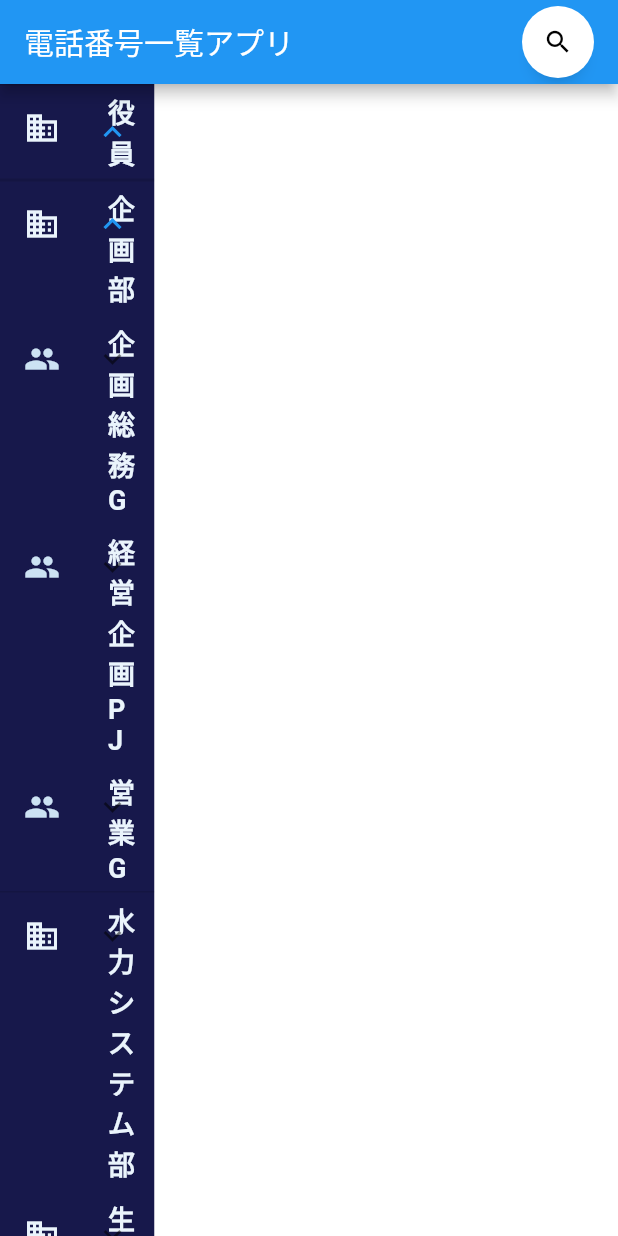
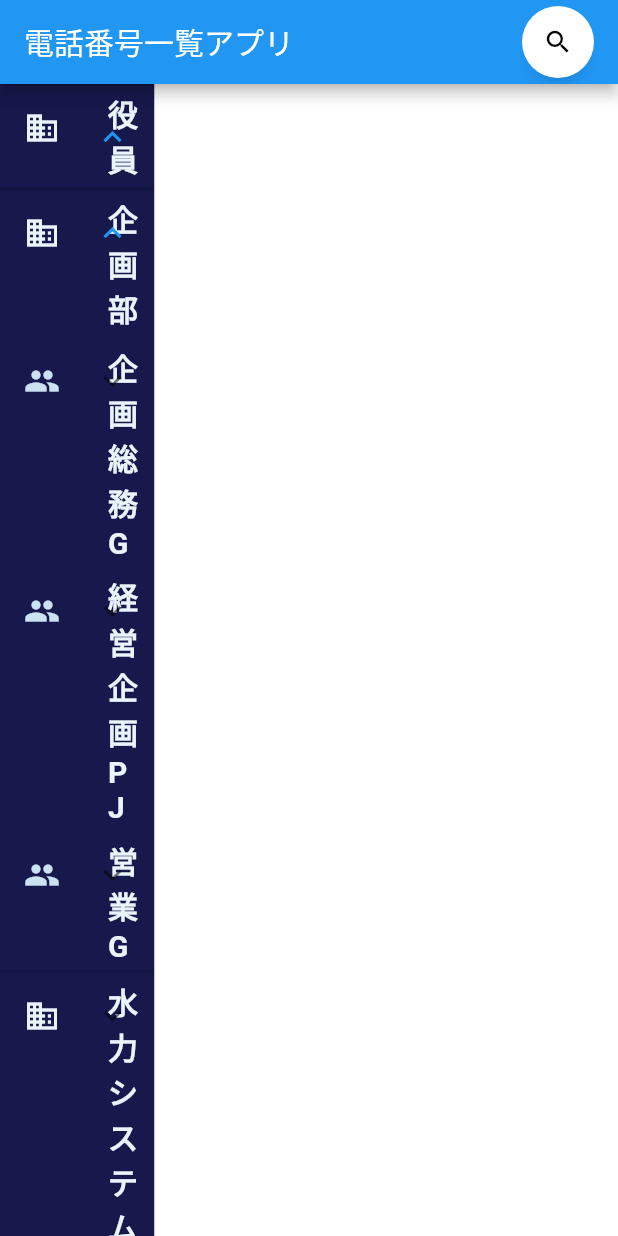
Before and after one commit to Buront2610/telephone_book_system, a Flutter app: the screen it shows after launch, after a tap on "役員", after a tap on "企画部", on a phone screen of 412 x 824 dp. Run offline on Flutter 3.47's test engine with Material 2 defaults, Android fonts, the phone set to English and light mode, and no system bars; drawn by our look-alikes of anim_search_bar; our stand-ins replace file_picker, logger, permission_handler, sqflite, sqflite_common_ffi; accounts and stored records are empty.

```diff
--- a/lib/main.dart
+++ b/lib/main.dart
@@ -20,8 +20,8 @@ class MyApp extends StatelessWidget {
       theme: ThemeData(
         primaryColor: Color.fromRGBO(23, 24, 75, 1),
         textTheme: TextTheme(
-          headline5: TextStyle(fontSize: 20.0, fontWeight: FontWeight.bold),
-          subtitle1: TextStyle(fontSize: 18.0, fontStyle: FontStyle.italic),
+          headline5: TextStyle(fontSize: 22.0, fontWeight: FontWeight.bold),
+          subtitle1: TextStyle(fontSize: 20.0, fontStyle: FontStyle.italic),
         ),
       ),
       home: MyHomePage(),
@@ -105,7 +105,9 @@ class _MyHomePageState extends State<MyHomePage> {
                   mainAxisAlignment: MainAxisAlignment.start,
                   crossAxisAlignment: CrossAxisAlignment.center,
                   children: [
-                    Text('電話番号一覧アプリ'),
+                    Text('電話番号一覧アプリ',
+                        style: TextStyle(
+                            fontStyle: FontStyle.normal, fontSize: 20.0)),
                     SizedBox(width: 20),
                     Expanded(
                       child: AnimSearchBar(
@@ -191,11 +193,14 @@ class _MyHomePageState extends State<MyHomePage> {
                       Text(currentEmployees[index].name,
                           style: Theme.of(context).textTheme.headline5),
                       Text('役職: ${currentEmployees[index].position}',
-                          style: TextStyle(fontStyle: FontStyle.normal)),
-                      Text('電話番号: ${currentEmployees[index].extension}',
-                          style: TextStyle(fontStyle: FontStyle.normal)),
-                      Text('メールアドレス: ${currentEmployees[index].email}',
-                          style: TextStyle(fontStyle: FontStyle.normal)),
+                          style: TextStyle(
+                              fontStyle: FontStyle.normal, fontSize: 20.0)),
+                      Text('内線番号（通常・携帯）: ${currentEmployees[index].extension}',
+                          style: TextStyle(
+                              fontStyle: FontStyle.normal, fontSize: 20.0)),
+                      // Text('メールアドレス: ${currentEmployees[index].email}',
+                      //     style: TextStyle(
+                      //         fontStyle: FontStyle.normal, fontSize: 18.0)),
                     ],
                   ),
                 ));
@@ -213,6 +218,7 @@ class _MyHomePageState extends State<MyHomePage> {
           style: TextStyle(
               fontStyle: FontStyle.normal,
               fontWeight: FontWeight.bold,
+              fontSize: 20.0,
               color: Color.fromRGBO(234, 244, 252, 1))),
       children: children,
       onExpansionChanged: (bool expanding) {
@@ -236,6 +242,7 @@ class _MyHomePageState extends State<MyHomePage> {
           style: TextStyle(
               fontStyle: FontStyle.normal,
               fontWeight: FontWeight.bold,
+              fontSize: 20.0,
               color: Color.fromRGBO(234, 244, 252, 1))),
       children: children,
       onExpansionChanged: (bool expanding) {
@@ -255,6 +262,7 @@ class _MyHomePageState extends State<MyHomePage> {
           style: TextStyle(
               fontStyle: FontStyle.normal,
               fontWeight: FontWeight.bold,
+              fontSize: 20.0,
               color: Color.fromRGBO(234, 244, 252, 1))),
       selected: currentEmployees == team.employees,
       onTap: () {
@@ -312,12 +320,14 @@ class _MyHomePageState extends State<MyHomePage> {
             }
 
             // Step 3: Validate data
-            final isValidData = validateCsvData(fields, selectedTable);
-            debugPrint("Is valid data: " + isValidData.toString());
+            final errorMessage = validateCsvData(fields, selectedTable);
+            debugPrint("Is valid data: " + (errorMessage == null).toString());
             debugPrint("Fields: " + fields.toString());
 
-            if (!isValidData) {
-              // Show error message or dialog
+            if (errorMessage != null) {
+              // Show error message using SnackBar
+              ScaffoldMessenger.of(context)
+                  .showSnackBar(SnackBar(content: Text(errorMessage)));
               return;
             } else {
               transformFields =
```
Also changed, not shown: lib/csv/csv.dart (+20 -20 lines).
